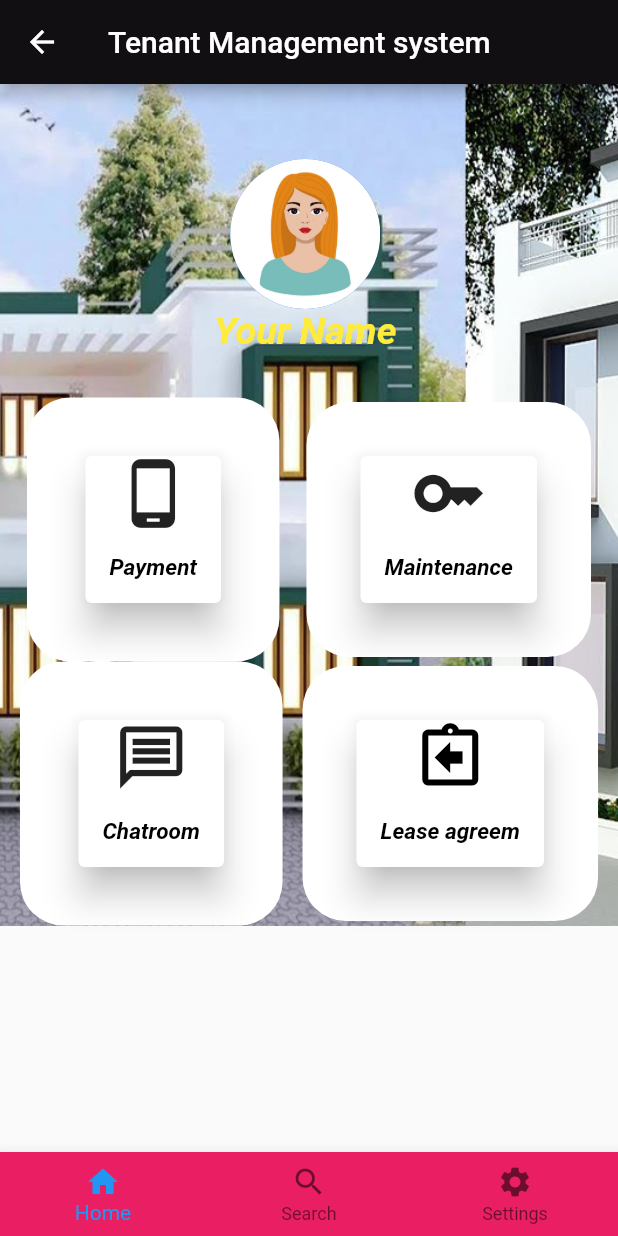
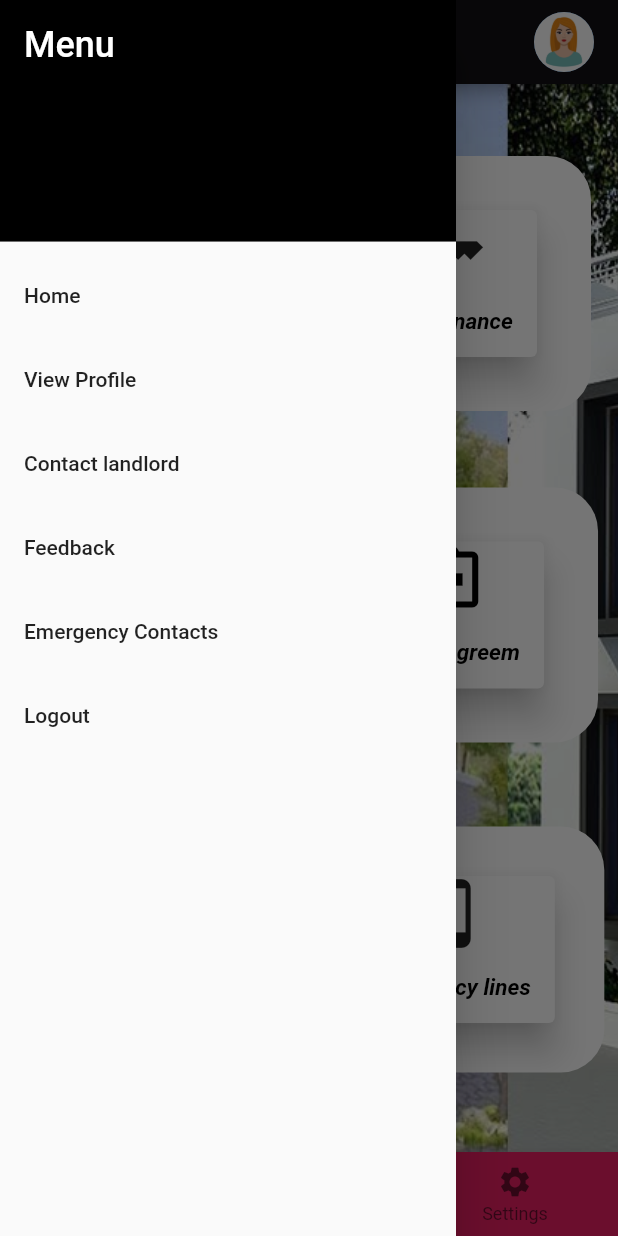
Before and after one commit to jovinraymond/reccess_project, a Flutter app: the Homep screen opened by its route, with the side drawer open (before the commit the screen has no drawer), on a phone screen of 412 x 824 dp. Run offline on Flutter 3.47's test engine with Material 2 defaults, Android fonts, the phone set to English and light mode, and no system bars; our stand-ins replace cloud_firestore, firebase_auth, firebase_core; missing offline and left inert: dart:html; accounts and stored records are empty.

Commit message:
i added the the home page and added feedback.dart file

```diff
--- a/lib/home.dart
+++ b/lib/home.dart
@@ -17,7 +17,7 @@ class Homep extends StatefulWidget {
 }
 
 class _HomepState extends State<Homep> {
-  String _searchQuery = '';
+  //String _searchQuery = '';
   int _selectedIndex = 0;
 
   void _onItemTapped(int index) {
@@ -31,48 +31,88 @@ class _HomepState extends State<Homep> {
     return Container(
       child: Scaffold(
         appBar: AppBar(
-          title: Text("Tenant Management system"),
+          title: Row(
+            mainAxisAlignment: MainAxisAlignment.spaceBetween,
+            children: [
+              SizedBox(
+                width: 5,
+              ),
+              Text("Home"),
+              CircleAvatar(
+                radius: 20,
+                backgroundImage: AssetImage("assets/ava1.jpg"),
+              ),
+            ],
+          ),
           backgroundColor: Color(0xff120f13),
+        ),
+        drawer: Drawer(
+          child: ListView(
+            padding: EdgeInsets.zero,
+            children: <Widget>[
+              DrawerHeader(
+                decoration: BoxDecoration(
+                  color: Colors.black,
+                ),
+                child: Text(
+                  'Menu',
+                  style: TextStyle(
+                    color: Colors.white,
+                    fontSize: 24,
+                  ),
+                ),
+              ),
+              ListTile(
+                title: Text('Home'),
+                onTap: () {
+                  Navigator.pop(context);
+                },
+              ),
+              ListTile(
+                title: Text('View Profile'),
+                onTap: () {
+                  Navigator.pushNamed(context, 'user_profile');
+                },
+              ),
+              ListTile(
+                title: Text('Contact landlord'),
+                onTap: () {
+                  Navigator.pushNamed(context, 'mantainance_request');
+                },
+              ),
+              ListTile(
+                title: Text('Feedback'),
+                onTap: () {
+                  Navigator.pushNamed(context, 'feedback');
+                },
+              ),
+              ListTile(
+                title: Text('Emergency Contacts'),
+                onTap: () {
+                  Navigator.pushNamed(context, 'emergency');
+                },
+              ),
+              ListTile(
+                iconColor: Colors.amber,
+                title: Text('Logout'),
+                onTap: () {
+                  Navigator.pushNamed(context, 'login');
+                },
+              ),
+            ],
+          ),
         ),
         body: Container(
           decoration: BoxDecoration(
             image: DecorationImage(
                 image: AssetImage('assets/pic.jpg'), fit: BoxFit.cover),
           ),
-          child: SingleChildScrollView(
-            child: Column(
-              children: <Widget>[
-                Container(
-                  padding:
-                      EdgeInsets.only(top: 50, left: 40, right: 45, bottom: 30),
-                  decoration: BoxDecoration(
-                    color: Colors.transparent,
-                    borderRadius: BorderRadius.circular(23),
-                  ),
-                  child: Column(
-                    mainAxisAlignment: MainAxisAlignment.spaceBetween,
-                    children: [
-                      CircleAvatar(
-                        radius: 50,
-                        backgroundImage: AssetImage("assets/ava1.jpg"),
-                      ),
-                      Text(
-                        "Your Name",
-                        style: TextStyle(
-                          fontSize: 25,
-                          fontWeight: FontWeight.bold,
-                          fontStyle: FontStyle.italic,
-                          color: Colors.yellow,
-                        ),
-                      ),
-                    ],
-                  ),
-                ),
-                Container(
+          width: double.infinity,
+          height: double.infinity,
           child: Column(
             mainAxisAlignment: MainAxisAlignment.spaceEvenly,
             crossAxisAlignment: CrossAxisAlignment.start,
-                    children: [
+            children: <Widget>[
               Row(
                 mainAxisAlignment: MainAxisAlignment.spaceEvenly,
                 children: [
@@ -186,8 +226,7 @@ class _HomepState extends State<Homep> {
                           ),
                           MaterialButton(
                             onPressed: () {
-                                      Navigator.pushNamed(
-                                          context, "lease_agreement");
+                              Navigator.pushNamed(context, "lease_agreement");
                             },
                             child: Text(
                               "Lease agreem",
@@ -205,11 +244,72 @@ class _HomepState extends State<Homep> {
                   ),
                 ],
               ),
-                    ],
+              Row(
+                mainAxisAlignment: MainAxisAlignment.spaceEvenly,
+                children: [
+                  Container(
+                    padding: EdgeInsets.all(37),
+                    decoration: BoxDecoration(
+                      color: Colors.white,
+                      borderRadius: BorderRadius.circular(29),
+                    ),
+                    child: Card(
+                      color: Colors.white, // Set the desired color here
+                      elevation: 10,
+                      child: Column(
+                        children: [
+                          Icon(Icons.phone_android, size: 50),
+                          MaterialButton(
+                            onPressed: () {
+                              Navigator.pushNamed(context, "feedback");
+                            },
+                            child: Text(
+                              "Feedback",
+                              style: TextStyle(
+                                fontSize: 15,
+                                fontWeight: FontWeight.bold,
+                                fontStyle: FontStyle.italic,
+                                color: Colors.black,
+                              ),
                             ),
                           ),
                         ],
                       ),
+                    ),
+                  ),
+                  Container(
+                    padding: EdgeInsets.all(29),
+                    decoration: BoxDecoration(
+                      color: Colors.white,
+                      borderRadius: BorderRadius.circular(29),
+                    ),
+                    child: Card(
+                      color: Colors.white, // Set the desired color here
+                      elevation: 10,
+                      child: Column(
+                        children: [
+                          Icon(Icons.phone_android, size: 50),
+                          MaterialButton(
+                            onPressed: () {
+                              Navigator.pushNamed(context, "emergency");
+                            },
+                            child: Text(
+                              "Emergency lines",
+                              style: TextStyle(
+                                fontSize: 15,
+                                fontWeight: FontWeight.bold,
+                                fontStyle: FontStyle.italic,
+                                color: Colors.black,
+                              ),
+                            ),
+                          ),
+                        ],
+                      ),
+                    ),
+                  ),
+                ],
+              ),
+            ],
           ),
         ),
         bottomNavigationBar: BottomNavigationBar(
```
Also changed, not shown: lib/feedback.dart (added, +165 -0 lines). Lines whose indentation alone changed are shown as unchanged.
